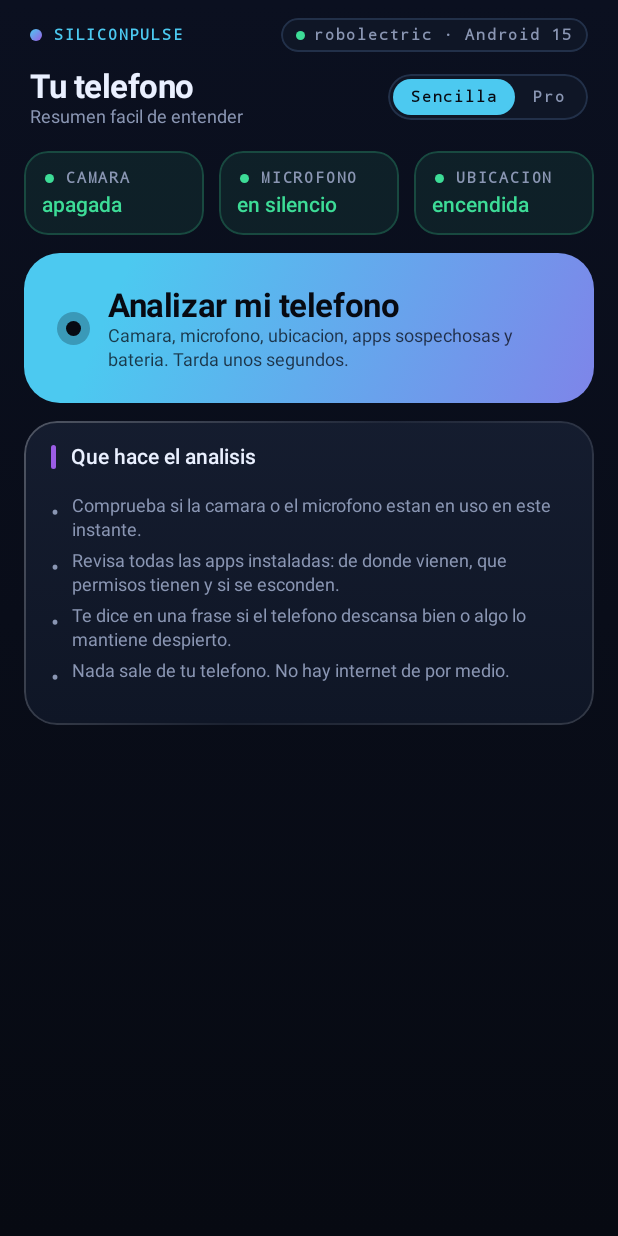
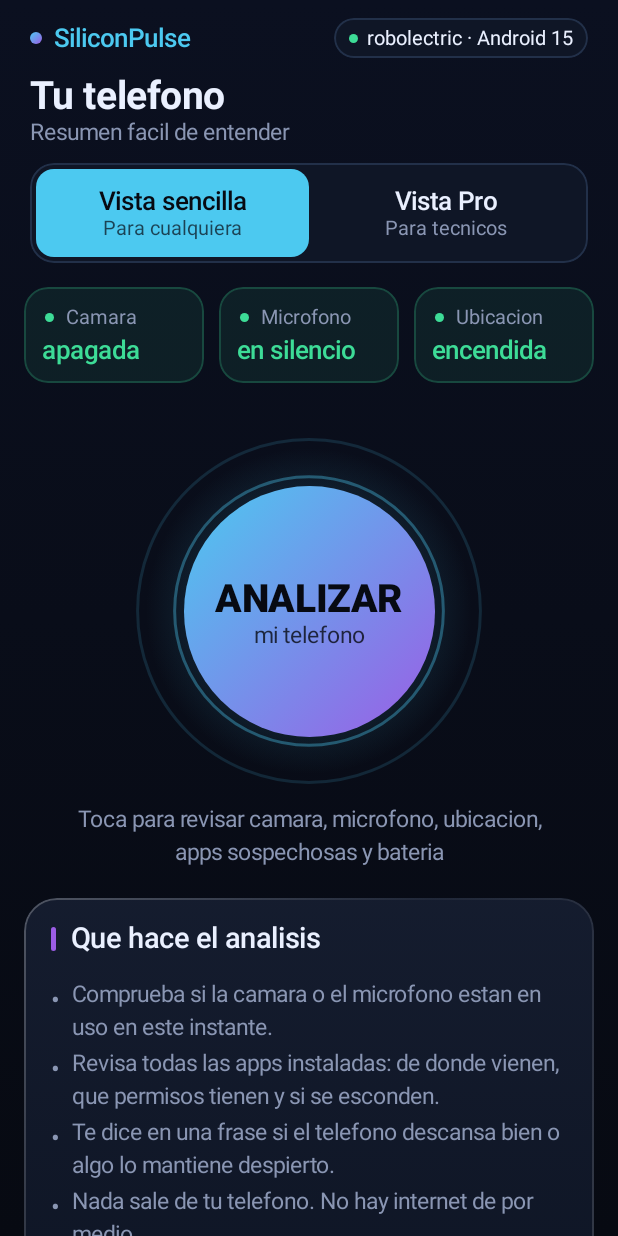
Before and after one commit to NightmareFox12/SiliconPulse, an Android app built with Jetpack Compose: the screen it shows after launch (MainActivity), on a phone screen of 412 x 824 dp. Run offline under Robolectric (Android 15) with nearby library versions, the phone set to English and light mode, and no system bars.

Commit message:
feat: add MainScreen, components, simple view, and typography for SiliconPulse UI

```diff
--- a/app/src/main/java/com/admin/siliconpulse/ui/MainScreen.kt
+++ b/app/src/main/java/com/admin/siliconpulse/ui/MainScreen.kt
@@ -21,6 +21,7 @@ import androidx.compose.foundation.layout.height
 import androidx.compose.foundation.layout.padding
 import androidx.compose.foundation.layout.size
 import androidx.compose.foundation.layout.statusBarsPadding
+import androidx.compose.foundation.layout.navigationBarsPadding
 import androidx.compose.foundation.layout.width
 import androidx.compose.foundation.shape.CircleShape
 import androidx.compose.foundation.shape.RoundedCornerShape
@@ -112,7 +113,7 @@ fun MainScreen(container: AppContainer, missingPermissions: List<String>, onRequ
             Column(Modifier.padding(padding).fillMaxSize()) {
                 if (missingPermissions.isNotEmpty()) PermissionBanner(missingPermissions.size, onRequestPermissions)
                 if (mode == ViewMode.SIMPLE) {
-                    SimpleScreen(viewModel(factory = factory))
+                    Box(Modifier.navigationBarsPadding()) { SimpleScreen(viewModel(factory = factory)) }
                 } else AnimatedContent(
                     targetState = tab,
                     transitionSpec = {
@@ -145,45 +146,52 @@ private fun Header(tab: Tab, mode: ViewMode, onMode: (ViewMode) -> Unit) {
         Row(verticalAlignment = Alignment.CenterVertically) {
             Box(Modifier.size(8.dp).clip(CircleShape).background(AccentBrush))
             Spacer(Modifier.width(8.dp))
-            Text("SILICONPULSE", style = MaterialTheme.typography.labelSmall, color = Cyan)
+            Text("SiliconPulse", style = MaterialTheme.typography.titleSmall, color = Cyan)
             Spacer(Modifier.weight(1f))
             DeviceChip()
         }
         Spacer(Modifier.height(10.dp))
-        Row(verticalAlignment = Alignment.CenterVertically) {
-            Column(Modifier.weight(1f)) {
-                Text(if (mode == ViewMode.SIMPLE) "Tu telefono" else tab.title, style = MaterialTheme.typography.titleLarge, color = MaterialTheme.colorScheme.onBackground)
-                Text(if (mode == ViewMode.SIMPLE) "Resumen facil de entender" else tab.caption, style = MaterialTheme.typography.bodySmall, color = TextMuted)
-            }
-            ModeSwitch(mode, onMode)
-        }
+        Text(if (mode == ViewMode.SIMPLE) "Tu telefono" else tab.title, style = MaterialTheme.typography.titleLarge, color = MaterialTheme.colorScheme.onBackground)
+        Text(if (mode == ViewMode.SIMPLE) "Resumen facil de entender" else tab.caption, style = MaterialTheme.typography.bodyMedium, color = TextMuted)
+        Spacer(Modifier.height(12.dp))
+        ModeSwitch(mode, onMode)
     }
 }
 
-/** Conmutador Sencilla / Pro, estilo segmentado. */
+/** Conmutador Sencilla / Pro: control segmentado a todo el ancho, imposible de pasar por alto. */
 @Composable
 private fun ModeSwitch(mode: ViewMode, onMode: (ViewMode) -> Unit) {
     Row(
         Modifier
-            .clip(RoundedCornerShape(50))
+            .fillMaxWidth()
+            .clip(RoundedCornerShape(16.dp))
             .background(Panel)
-            .border(1.dp, Outline, RoundedCornerShape(50))
-            .padding(3.dp),
+            .border(1.dp, Outline, RoundedCornerShape(16.dp))
+            .padding(4.dp),
     ) {
         ViewMode.entries.forEach { m ->
             val selected = m == mode
             Box(
                 Modifier
-                    .clip(RoundedCornerShape(50))
+                    .weight(1f)
+                    .clip(RoundedCornerShape(12.dp))
                     .background(if (selected) Cyan else Color.Transparent)
                     .clickable { onMode(m) }
-                    .padding(horizontal = 12.dp, vertical = 6.dp),
+                    .padding(vertical = 11.dp),
+                contentAlignment = Alignment.Center,
             ) {
-                Text(
-                    if (m == ViewMode.SIMPLE) "Sencilla" else "Pro",
-                    style = MaterialTheme.typography.labelSmall,
-                    color = if (selected) Ink else TextMuted,
-                )
+                Column(horizontalAlignment = Alignment.CenterHorizontally) {
+                    Text(
+                        if (m == ViewMode.SIMPLE) "Vista sencilla" else "Vista Pro",
+                        style = MaterialTheme.typography.titleSmall,
+                        color = if (selected) Ink else MaterialTheme.colorScheme.onSurface,
+                    )
+                    Text(
+                        if (m == ViewMode.SIMPLE) "Para cualquiera" else "Para tecnicos",
+                        style = MaterialTheme.typography.bodySmall,
+                        color = if (selected) Ink.copy(alpha = 0.7f) else TextMuted,
+                    )
+                }
             }
         }
     }
@@ -203,8 +211,8 @@ private fun DeviceChip() {
         Spacer(Modifier.width(6.dp))
         Text(
             "${Build.MODEL} · Android ${Build.VERSION.RELEASE}",
-            style = MaterialTheme.typography.labelSmall,
-            color = TextMuted,
+            style = MaterialTheme.typography.bodySmall,
+            color = MaterialTheme.colorScheme.onSurface,
             maxLines = 1,
         )
     }
--- a/app/src/main/java/com/admin/siliconpulse/ui/components/Components.kt
+++ b/app/src/main/java/com/admin/siliconpulse/ui/components/Components.kt
@@ -77,8 +77,8 @@ fun Panel(
             )
             Spacer(Modifier.width(10.dp))
             Column(Modifier.weight(1f)) {
-                Text(title, style = MaterialTheme.typography.titleSmall, color = MaterialTheme.colorScheme.onSurface)
-                if (subtitle != null) Text(subtitle, style = MaterialTheme.typography.labelSmall, color = TextMuted)
+                Text(title, style = MaterialTheme.typography.titleMedium, color = MaterialTheme.colorScheme.onSurface)
+                if (subtitle != null) Text(subtitle, style = MaterialTheme.typography.bodySmall, color = TextMuted)
             }
             trailing?.invoke()
         }
@@ -95,10 +95,10 @@ fun KeyValue(key: String, value: String?, valueColor: Color = MaterialTheme.colo
             .padding(vertical = 4.dp),
         verticalAlignment = Alignment.CenterVertically,
     ) {
-        Text(key, style = MaterialTheme.typography.bodyMedium, color = TextMuted, modifier = Modifier.weight(1f))
+        Text(key, style = MaterialTheme.typography.bodyLarge, color = TextMuted, modifier = Modifier.weight(1f))
         Text(
             value ?: "—",
-            style = MaterialTheme.typography.labelMedium,
+            style = MaterialTheme.typography.labelLarge,
             color = if (value == null) TextFaint else valueColor,
             modifier = Modifier.weight(1.3f),
             textAlign = TextAlign.End,
@@ -206,8 +206,8 @@ fun Dot(color: Color) {
 fun Note(text: String) {
     Text(
         text,
-        style = MaterialTheme.typography.bodySmall,
-        color = TextFaint,
+        style = MaterialTheme.typography.bodyMedium,
+        color = TextMuted,
         modifier = Modifier.padding(top = 8.dp),
     )
 }
--- a/app/src/main/java/com/admin/siliconpulse/ui/simple/SimpleScreen.kt
+++ b/app/src/main/java/com/admin/siliconpulse/ui/simple/SimpleScreen.kt
@@ -42,6 +42,7 @@ import androidx.compose.ui.Modifier
 import androidx.compose.ui.draw.clip
 import androidx.compose.ui.graphics.Brush
 import androidx.compose.ui.graphics.Color
+import androidx.compose.ui.graphics.drawscope.Stroke
 import androidx.compose.ui.platform.LocalContext
 import androidx.compose.ui.text.font.FontWeight
 import androidx.compose.ui.unit.dp
@@ -103,7 +104,7 @@ fun SimpleScreen(vm: SimpleViewModel) {
                     Spacer(Modifier.height(6.dp))
                     Text(
                         "Analizado a las ${SimpleDateFormat("HH:mm:ss", Locale.getDefault()).format(Date(r.generatedAtEpochMs))} · ${r.totalApps} apps revisadas",
-                        style = MaterialTheme.typography.bodySmall,
+                        style = MaterialTheme.typography.bodyMedium,
                         color = TextMuted,
                     )
                 }
@@ -135,7 +136,7 @@ fun SimpleScreen(vm: SimpleViewModel) {
                 }
             }
             if (r.suspiciousApps.isNotEmpty()) {
-                item { Text("APPS A REVISAR", style = MaterialTheme.typography.labelSmall, color = TextFaint, modifier = Modifier.padding(start = 4.dp, top = 6.dp)) }
+                item { Text("Apps a revisar", style = MaterialTheme.typography.titleMedium, color = MaterialTheme.colorScheme.onSurface, modifier = Modifier.padding(start = 4.dp, top = 6.dp)) }
                 items(r.suspiciousApps, key = { it.packageName }) { app -> AppCard(app, vm) }
             }
         }
@@ -166,7 +167,7 @@ private fun LiveTile(label: String, value: String, alert: Boolean, modifier: Mod
         Row(verticalAlignment = Alignment.CenterVertically) {
             PulseDot(c, alert)
             Spacer(Modifier.width(6.dp))
-            Text(label.uppercase(), style = MaterialTheme.typography.labelSmall, color = TextMuted)
+            Text(label, style = MaterialTheme.typography.bodySmall, color = TextMuted)
         }
         Spacer(Modifier.height(4.dp))
         Text(value, style = MaterialTheme.typography.titleSmall, color = c, maxLines = 1)
@@ -186,27 +187,68 @@ private fun PulseDot(color: Color, pulse: Boolean) {
 
 @Composable
 private fun AnalyzeButton(analyzing: Boolean, progress: String?, onClick: () -> Unit) {
-    val t = rememberInfiniteTransition(label = "sheen")
-    val shift by t.animateFloat(0f, 1f, infiniteRepeatable(tween(2200, easing = LinearEasing)), label = "s")
-    Column(
-        Modifier
-            .fillMaxWidth()
-            .clip(RoundedCornerShape(24.dp))
-            .background(Brush.linearGradient(listOf(Cyan, Violet), start = androidx.compose.ui.geometry.Offset(shift * 600f, 0f), end = androidx.compose.ui.geometry.Offset(shift * 600f + 700f, 300f)))
-            .clickable(enabled = !analyzing, onClick = onClick)
-            .padding(horizontal = 22.dp, vertical = 22.dp),
-    ) {
-        Row(verticalAlignment = Alignment.CenterVertically) {
-            if (analyzing) CircularProgressIndicator(Modifier.size(22.dp), color = Ink, strokeWidth = 2.5.dp)
-            else Box(Modifier.size(22.dp).clip(CircleShape).background(Ink.copy(alpha = 0.25f)), contentAlignment = Alignment.Center) {
-                Box(Modifier.size(10.dp).clip(CircleShape).background(Ink))
+    val t = rememberInfiniteTransition(label = "scan")
+    // Anillos que se expanden desde el disco (como un radar).
+    val ring1 by t.animateFloat(0f, 1f, infiniteRepeatable(tween(2200, easing = LinearEasing)), label = "r1")
+    val ring2 by t.animateFloat(0f, 1f, infiniteRepeatable(tween(2200, delayMillis = 1100, easing = LinearEasing)), label = "r2")
+    // Barrido que gira mientras analiza.
+    val sweep by t.animateFloat(0f, 360f, infiniteRepeatable(tween(1400, easing = LinearEasing)), label = "sweep")
+    // Respiracion suave del disco en reposo.
+    val breath by t.animateFloat(0.97f, 1.03f, infiniteRepeatable(tween(1600), RepeatMode.Reverse), label = "breath")
+
+    Column(Modifier.fillMaxWidth().padding(vertical = 10.dp), horizontalAlignment = Alignment.CenterHorizontally) {
+        Box(Modifier.size(260.dp), contentAlignment = Alignment.Center) {
+            Canvas(Modifier.fillMaxSize()) {
+                val c = center
+                val base = size.minDimension / 2 * 0.62f
+                fun ring(p: Float) {
+                    if (p <= 0f) return
+                    val r = base + (size.minDimension / 2 - base) * p
+                    drawCircle(Cyan.copy(alpha = (1f - p) * 0.45f), radius = r, center = c, style = Stroke(width = 3f))
+                }
+                ring(ring1); ring(ring2)
+                // Halo
+                drawCircle(Brush.radialGradient(listOf(Cyan.copy(alpha = 0.35f), Color.Transparent), center = c, radius = base * 1.35f), radius = base * 1.35f, center = c)
+                if (analyzing) {
+                    drawArc(
+                        brush = Brush.sweepGradient(listOf(Color.Transparent, Cyan, Violet), center = c),
+                        startAngle = sweep,
+                        sweepAngle = 300f,
+                        useCenter = false,
+                        topLeft = androidx.compose.ui.geometry.Offset(c.x - base - 14f, c.y - base - 14f),
+                        size = androidx.compose.ui.geometry.Size((base + 14f) * 2, (base + 14f) * 2),
+                        style = Stroke(width = 8f, cap = androidx.compose.ui.graphics.StrokeCap.Round),
+                    )
+                }
             }
-            Spacer(Modifier.width(12.dp))
-            Column {
-                Text(if (analyzing) "Analizando…" else "Analizar mi telefono", style = MaterialTheme.typography.titleLarge, color = Ink, fontWeight = FontWeight.Bold)
-                Text(progress ?: "Camara, microfono, ubicacion, apps sospechosas y bateria. Tarda unos segundos.", style = MaterialTheme.typography.bodySmall, color = Ink.copy(alpha = 0.75f))
+            val scale = if (analyzing) 1f else breath
+            Box(
+                Modifier
+                    .size((170 * scale).dp)
+                    .clip(CircleShape)
+                    .background(Brush.linearGradient(listOf(Cyan, Violet)))
+                    .clickable(enabled = !analyzing, onClick = onClick),
+                contentAlignment = Alignment.Center,
+            ) {
+                Column(horizontalAlignment = Alignment.CenterHorizontally) {
+                    if (analyzing) {
+                        CircularProgressIndicator(Modifier.size(34.dp), color = Ink, strokeWidth = 3.dp)
+                        Spacer(Modifier.height(8.dp))
+                        Text("Analizando", style = MaterialTheme.typography.titleSmall, color = Ink, fontWeight = FontWeight.Bold)
+                    } else {
+                        Text("ANALIZAR", style = MaterialTheme.typography.titleLarge, color = Ink, fontWeight = FontWeight.Black)
+                        Text("mi telefono", style = MaterialTheme.typography.bodyMedium, color = Ink.copy(alpha = 0.8f))
+                    }
+                }
             }
         }
+        Text(
+            progress ?: "Toca para revisar camara, microfono, ubicacion, apps sospechosas y bateria",
+            style = MaterialTheme.typography.bodyMedium,
+            color = TextMuted,
+            textAlign = androidx.compose.ui.text.style.TextAlign.Center,
+            modifier = Modifier.padding(horizontal = 24.dp),
+        )
     }
 }
 
@@ -214,7 +256,7 @@ private fun AnalyzeButton(analyzing: Boolean, progress: String?, onClick: () ->
 private fun FindingCard(f: SimpleFinding, vm: SimpleViewModel) {
     val c = verdictColor(f.verdict)
     Panel(f.title, accent = c, trailing = { StatusPill(verdictLabel(f.verdict), alert = f.verdict == Verdict.ALERT, neutral = f.verdict == Verdict.OK) }) {
-        Text(f.detail, style = MaterialTheme.typography.bodyMedium, color = MaterialTheme.colorScheme.onSurface)
+        Text(f.detail, style = MaterialTheme.typography.bodyLarge, color = MaterialTheme.colorScheme.onSurface)
         if (f.apps.isNotEmpty()) {
             Hairline()
             f.apps.forEach { app -> AppRow(app, vm) }
@@ -281,7 +323,7 @@ private fun Tag(text: String, color: Color) {
 private fun Bullet(text: String) {
     Row(Modifier.padding(vertical = 3.dp)) {
         Text("•", color = TextMuted, modifier = Modifier.width(14.dp))
-        Text(text, style = MaterialTheme.typography.bodySmall, color = TextMuted)
+        Text(text, style = MaterialTheme.typography.bodyMedium, color = TextMuted)
     }
 }
 
--- a/app/src/main/java/com/admin/siliconpulse/ui/theme/Type.kt
+++ b/app/src/main/java/com/admin/siliconpulse/ui/theme/Type.kt
@@ -7,17 +7,22 @@ import androidx.compose.ui.text.font.FontWeight
 import androidx.compose.ui.unit.sp
 
 val Mono = FontFamily.Monospace
+val Sans = FontFamily.SansSerif
 
+/**
+ * Escala legible: cuerpo 15-16 sp, etiquetas 13 sp, nunca por debajo de 12 sp.
+ * Mono se reserva para valores numericos; todo el texto corrido va en sans.
+ */
 val Typography = Typography(
-    displaySmall = TextStyle(fontFamily = Mono, fontSize = 36.sp, lineHeight = 40.sp, fontWeight = FontWeight.Bold, letterSpacing = (-1).sp),
-    headlineSmall = TextStyle(fontFamily = Mono, fontSize = 26.sp, lineHeight = 30.sp, fontWeight = FontWeight.Bold, letterSpacing = (-0.5).sp),
-    titleLarge = TextStyle(fontWeight = FontWeight.Bold, fontSize = 22.sp, lineHeight = 28.sp, letterSpacing = (-0.3).sp),
-    titleMedium = TextStyle(fontWeight = FontWeight.SemiBold, fontSize = 16.sp, lineHeight = 22.sp),
-    titleSmall = TextStyle(fontWeight = FontWeight.SemiBold, fontSize = 14.sp, lineHeight = 20.sp),
-    bodyLarge = TextStyle(fontSize = 16.sp, lineHeight = 24.sp),
-    bodyMedium = TextStyle(fontSize = 14.sp, lineHeight = 20.sp),
-    bodySmall = TextStyle(fontSize = 12.sp, lineHeight = 16.sp),
-    labelLarge = TextStyle(fontFamily = Mono, fontSize = 14.sp, lineHeight = 20.sp, fontWeight = FontWeight.Medium),
-    labelMedium = TextStyle(fontFamily = Mono, fontSize = 12.sp, lineHeight = 16.sp),
-    labelSmall = TextStyle(fontFamily = Mono, fontSize = 10.sp, lineHeight = 14.sp, letterSpacing = 1.2.sp, fontWeight = FontWeight.SemiBold),
+    displaySmall = TextStyle(fontFamily = Mono, fontSize = 40.sp, lineHeight = 44.sp, fontWeight = FontWeight.Bold, letterSpacing = (-1).sp),
+    headlineSmall = TextStyle(fontFamily = Mono, fontSize = 28.sp, lineHeight = 32.sp, fontWeight = FontWeight.Bold, letterSpacing = (-0.5).sp),
+    titleLarge = TextStyle(fontFamily = Sans, fontWeight = FontWeight.Bold, fontSize = 26.sp, lineHeight = 32.sp, letterSpacing = (-0.3).sp),
+    titleMedium = TextStyle(fontFamily = Sans, fontWeight = FontWeight.SemiBold, fontSize = 19.sp, lineHeight = 26.sp),
+    titleSmall = TextStyle(fontFamily = Sans, fontWeight = FontWeight.SemiBold, fontSize = 17.sp, lineHeight = 24.sp),
+    bodyLarge = TextStyle(fontFamily = Sans, fontSize = 17.sp, lineHeight = 25.sp),
+    bodyMedium = TextStyle(fontFamily = Sans, fontSize = 15.sp, lineHeight = 22.sp),
+    bodySmall = TextStyle(fontFamily = Sans, fontSize = 13.5.sp, lineHeight = 19.sp),
+    labelLarge = TextStyle(fontFamily = Mono, fontSize = 16.sp, lineHeight = 22.sp, fontWeight = FontWeight.Medium),
+    labelMedium = TextStyle(fontFamily = Mono, fontSize = 14.sp, lineHeight = 20.sp),
+    labelSmall = TextStyle(fontFamily = Sans, fontSize = 12.5.sp, lineHeight = 16.sp, letterSpacing = 0.6.sp, fontWeight = FontWeight.SemiBold),
 )
```
